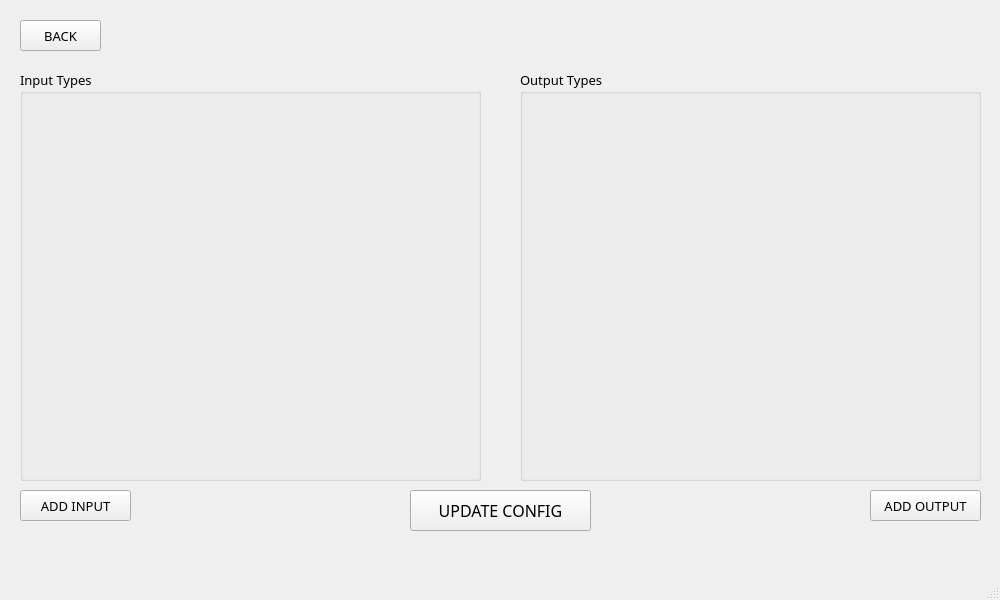
Old version of the form UI/ConfigBuilder.ui in the repository Markgundam/TexturePacker.
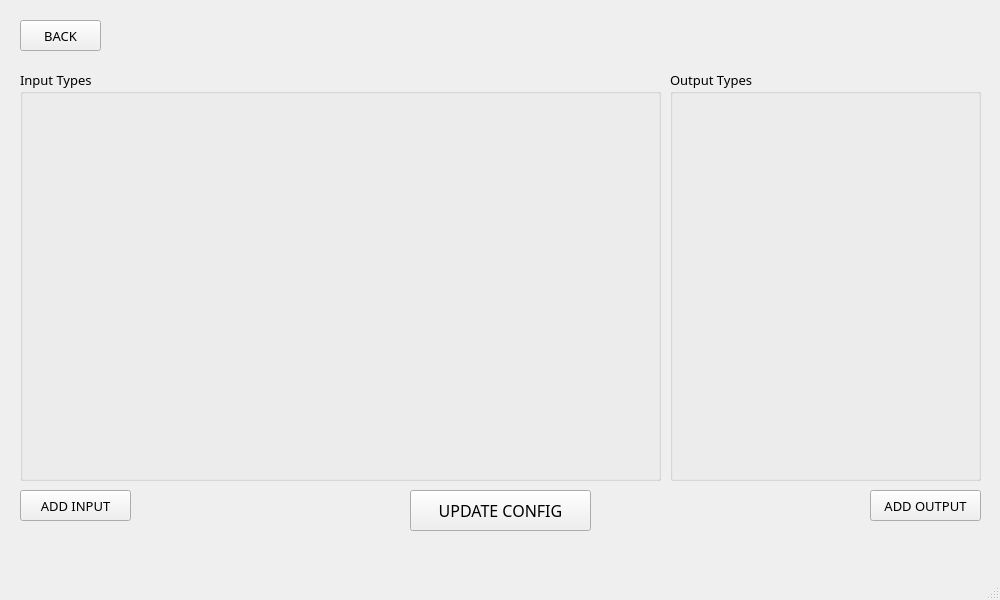
New version of the form.

Diff of the .ui file:
```diff
--- a/UI/ConfigBuilder.ui
+++ b/UI/ConfigBuilder.ui
@@ -25,7 +25,7 @@
      <rect>
       <x>20</x>
       <y>70</y>
-      <width>461</width>
+      <width>641</width>
       <height>411</height>
      </rect>
     </property>
@@ -46,7 +46,7 @@
       <rect>
        <x>10</x>
        <y>20</y>
-       <width>441</width>
+       <width>621</width>
        <height>381</height>
       </rect>
      </property>
@@ -56,9 +56,9 @@
    <widget class="QGroupBox" name="OutputTypesBox">
     <property name="geometry">
      <rect>
-      <x>520</x>
+      <x>670</x>
       <y>70</y>
-      <width>461</width>
+      <width>311</width>
       <height>411</height>
      </rect>
     </property>
@@ -80,7 +80,7 @@
       <rect>
        <x>10</x>
        <y>20</y>
-       <width>441</width>
+       <width>291</width>
        <height>381</height>
       </rect>
      </property>
```
Left out of the diff: 2 changed lines with no effect on the pictures.
